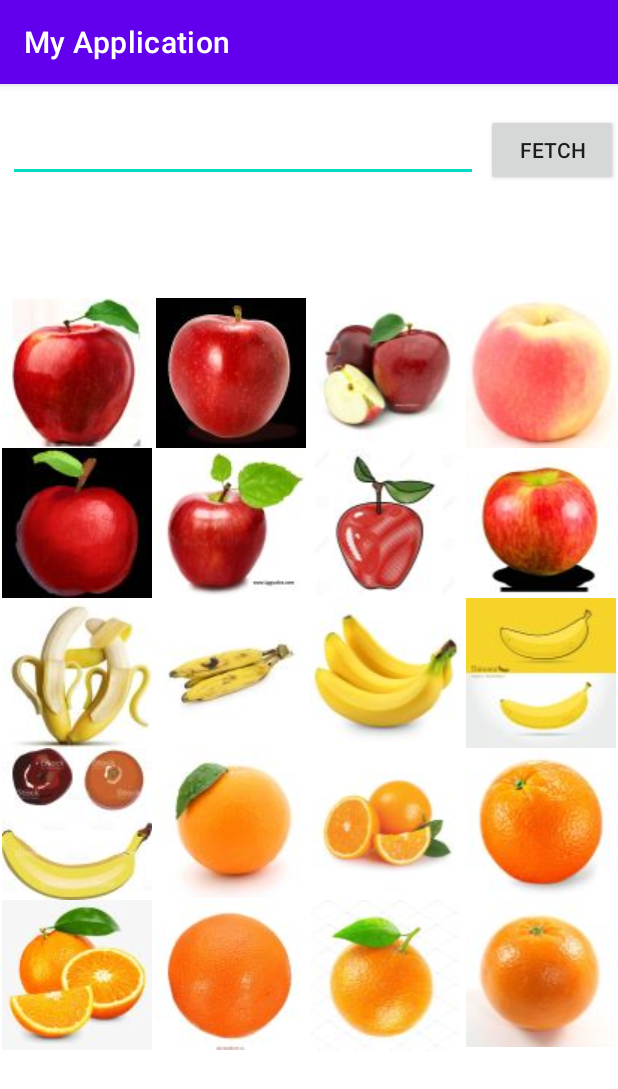
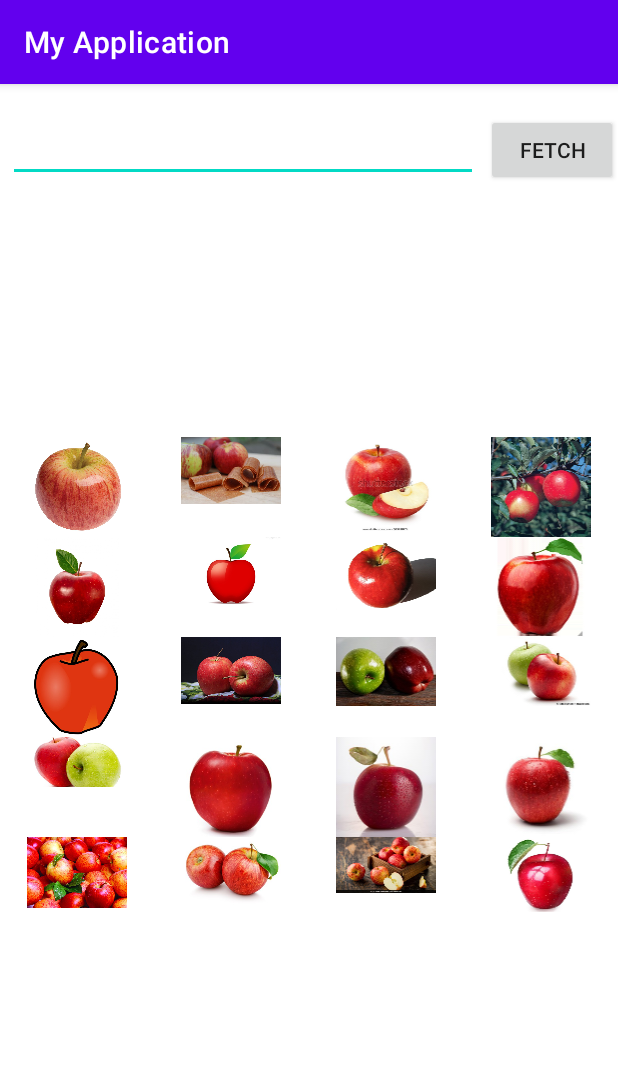
Before and after one commit to stepko-dev/Memory_Game_Android, an Android app: the screen it shows after launch (MainActivity), on a phone screen of 412 x 824 dp. Shown: the top 1089 px of the screen. Run offline under Robolectric (Android 15) with nearby library versions, the phone set to English and light mode, and no system bars.

Commit message:
Different size images do not affect TableLayout

```diff
--- a/app/src/main/java/iss/ca/myapplication/MainActivity.java
+++ b/app/src/main/java/iss/ca/myapplication/MainActivity.java
@@ -2,6 +2,8 @@ package iss.ca.myapplication;
 
 import androidx.appcompat.app.AppCompatActivity;
 
+import android.graphics.Bitmap;
+import android.graphics.drawable.BitmapDrawable;
 import android.graphics.drawable.Drawable;
 import android.os.Bundle;
 import android.util.AttributeSet;
@@ -20,16 +22,16 @@ public class MainActivity extends AppCompatActivity {
         setContentView(R.layout.activity_main);
 
         Drawable[] images = new Drawable[] {
-                getDrawable(R.drawable.apple_1_100by100), getDrawable(R.drawable.apple_42_100by100),
-                getDrawable(R.drawable.apple_68_100by100), getDrawable(R.drawable.apple_78_100by100),
-                getDrawable(R.drawable.apple_79_100by100), getDrawable(R.drawable.apple_87_100by100),
-                getDrawable(R.drawable.apple_88_100by100), getDrawable(R.drawable.apple_92_100by100),
-                getDrawable(R.drawable.banana_78_100by100), getDrawable(R.drawable.banana_80_100by100),
-                getDrawable(R.drawable.banana_89_100by100), getDrawable(R.drawable.banana_93_100by100),
-                getDrawable(R.drawable.mixed_22_100by100), getDrawable(R.drawable.orange_4_100by100),
-                getDrawable(R.drawable.orange_26_100by100), getDrawable(R.drawable.orange_28_100by100),
-                getDrawable(R.drawable.orange_82_100by100), getDrawable(R.drawable.orange_83_100by100),
-                getDrawable(R.drawable.orange_95_100by100), getDrawable(R.drawable.orange_14_100by100),
+                getDrawable(R.drawable.apple_10_resized), getDrawable(R.drawable.apple_11_resized),
+                getDrawable(R.drawable.apple_12_resized), getDrawable(R.drawable.apple_13_resized),
+                getDrawable(R.drawable.apple_17_resized), getDrawable(R.drawable.apple_18_resized),
+                getDrawable(R.drawable.apple_19_resized), getDrawable(R.drawable.apple_1_resized),
+                getDrawable(R.drawable.apple_20_resized), getDrawable(R.drawable.apple_21_resized),
+                getDrawable(R.drawable.apple_25_resized), getDrawable(R.drawable.apple_26_resized),
+                getDrawable(R.drawable.apple_27_resized), getDrawable(R.drawable.apple_28_resized),
+                getDrawable(R.drawable.apple_29_resized), getDrawable(R.drawable.apple_2_resized),
+                getDrawable(R.drawable.apple_3_resized), getDrawable(R.drawable.apple_4_resized),
+                getDrawable(R.drawable.apple_5_resized), getDrawable(R.drawable.apple_9_resized),
         };
 
         LinearLayout layout = (LinearLayout) findViewById(R.id.parentLayout);
@@ -42,11 +44,24 @@ public class MainActivity extends AppCompatActivity {
             table.addView(row);
             for(int j=0;j<4;j++) {
                 ImageView imageView = new ImageView(this);
-                imageView.setImageDrawable(images[i*4 + j]);
+                imageView.setImageDrawable(new BitmapDrawable(getResources(), scaleDown(((BitmapDrawable)images[i*4 + j]).getBitmap(), 100, true)));
                 imageView.setLayoutParams(new TableRow.LayoutParams(TableRow.LayoutParams.MATCH_PARENT,TableRow.LayoutParams.WRAP_CONTENT,1.0f));
                 row.addView(imageView);
             }
         }
         setContentView(layout);
     }
+
+    public static Bitmap scaleDown(Bitmap realImage, float maxImageSize,
+                                   boolean filter) {
+        float ratio = Math.min(
+                (float) maxImageSize / realImage.getWidth(),
+                (float) maxImageSize / realImage.getHeight());
+        int width = Math.round((float) ratio * realImage.getWidth());
+        int height = Math.round((float) ratio * realImage.getHeight());
+
+        Bitmap newBitmap = Bitmap.createScaledBitmap(realImage, width,
+                height, filter);
+        return newBitmap;
+    }
 }
```
